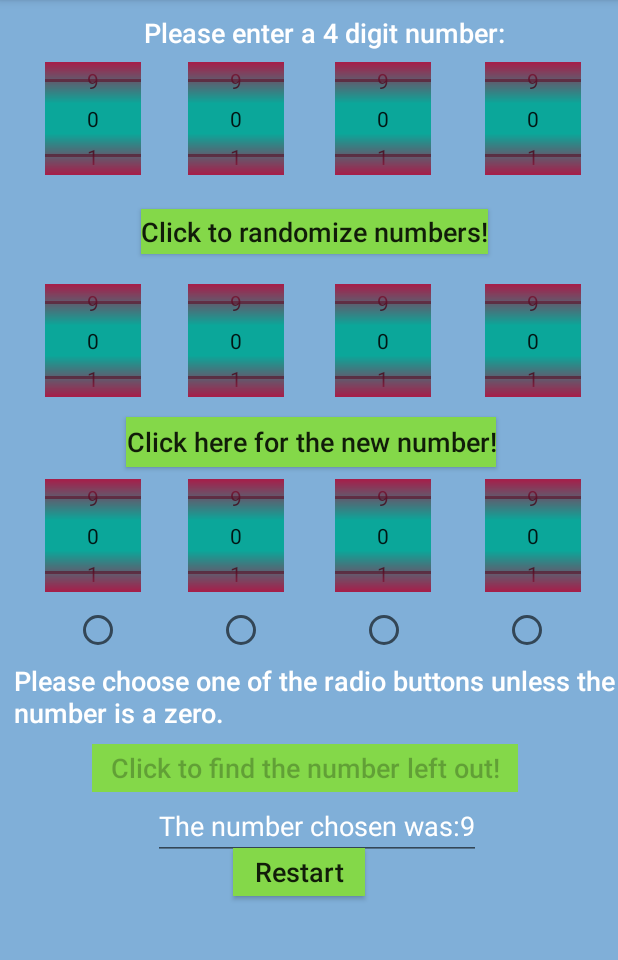
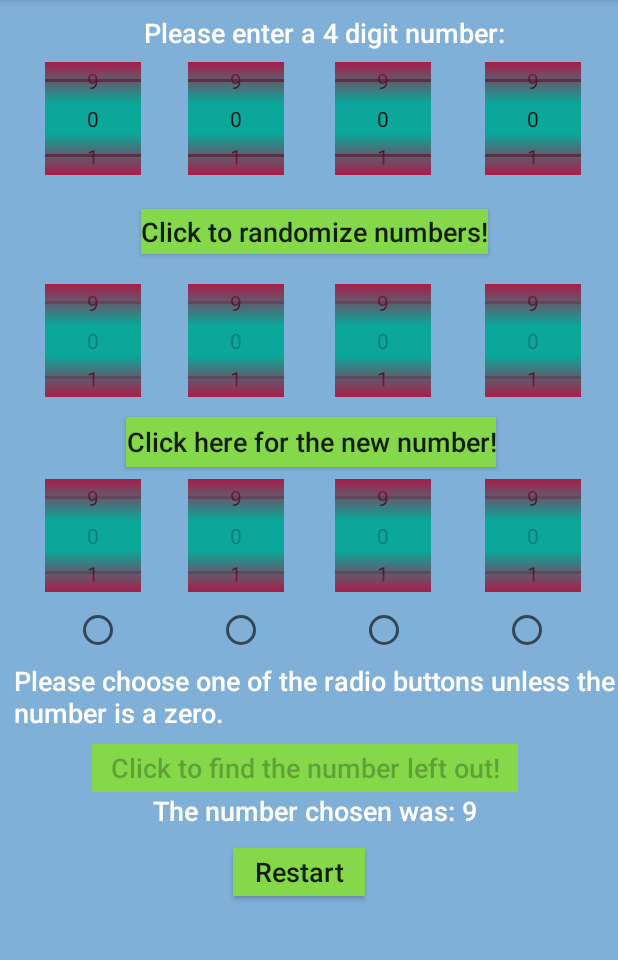
Before and after one commit to yangrhy/NumberGame, an Android app: the screen it shows after launch (MainActivity), after a tap on "Click to find the number left out!", on a phone screen of 412 x 824 dp, the part 84-1044 px from its top. Run offline under Robolectric (Android 15) with nearby library versions, the phone set to English and light mode, and no system bars.

Commit message:
Finished product

```diff
--- a/app/src/main/java/com/example/numbergame/MainActivity.java
+++ b/app/src/main/java/com/example/numbergame/MainActivity.java
@@ -51,8 +51,6 @@ public class MainActivity extends AppCompatActivity {
         newNum3 = (NumberPicker)findViewById(R.id.newNum3);
         newNum4 = (NumberPicker)findViewById(R.id.newNum4);
 
-        //oval = (TextView)findViewById(R.id.ovalShape); // set a textView into activity_main.xml to use this
-
         numPicker1.setMinValue(0);
         numPicker1.setMaxValue(9);
         numPicker2.setMinValue(0);
@@ -70,7 +68,10 @@ public class MainActivity extends AppCompatActivity {
         newNum3.setMaxValue(9);
         newNum4.setMinValue(0);
         newNum4.setMaxValue(9);
-
+        newNum1.setEnabled(false);
+        newNum2.setEnabled(false);
+        newNum3.setEnabled(false);
+        newNum4.setEnabled(false);
 
         randomNumPicker1.setMinValue(0);
         randomNumPicker1.setMaxValue(9);
@@ -80,6 +81,10 @@ public class MainActivity extends AppCompatActivity {
         randomNumPicker3.setMaxValue(9);
         randomNumPicker4.setMinValue(0);
         randomNumPicker4.setMaxValue(9);
+        randomNumPicker1.setEnabled(false);
+        randomNumPicker2.setEnabled(false);
+        randomNumPicker3.setEnabled(false);
+        randomNumPicker4.setEnabled(false);
 
         randomButton.setOnClickListener(new ButtonClick());
         newNumButton.setOnClickListener(new ButtonClick());
@@ -138,9 +143,10 @@ public class MainActivity extends AppCompatActivity {
             finalNum = 9;
         }
 
-        answerString += String.valueOf(finalNum);
+        answerString += " " + String.valueOf(finalNum);
         answerText.setText(answerString);
     }
+
     private void Randomize () {
         num1 = numPicker1.getValue();
         num2 = numPicker2.getValue();
--- a/app/src/main/res/layout/activity_main.xml
+++ b/app/src/main/res/layout/activity_main.xml
@@ -296,7 +296,7 @@
             android:gravity="center" />
     </RadioGroup>
 
-    <EditText
+    <TextView
         android:id="@+id/answerText"
         android:layout_width="wrap_content"
         android:layout_height="wrap_content"
@@ -304,8 +304,10 @@
         android:layout_alignParentTop="true"
         android:layout_marginStart="102dp"
         android:layout_marginTop="528dp"
+        android:fontFamily="sans-serif-medium"
         android:inputType="textPersonName"
         android:text="@string/answerText"
-        android:textColor="@color/colorWhite" />
+        android:textColor="@color/colorWhite"
+        android:textSize="18sp" />
 
 </RelativeLayout>
```
